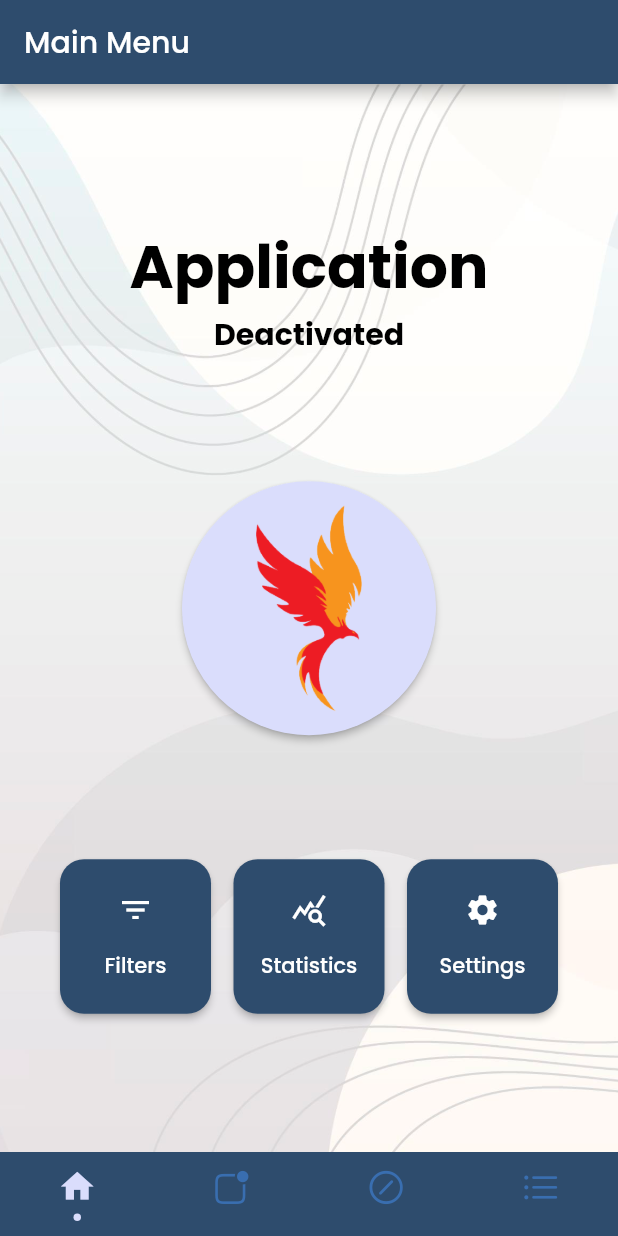
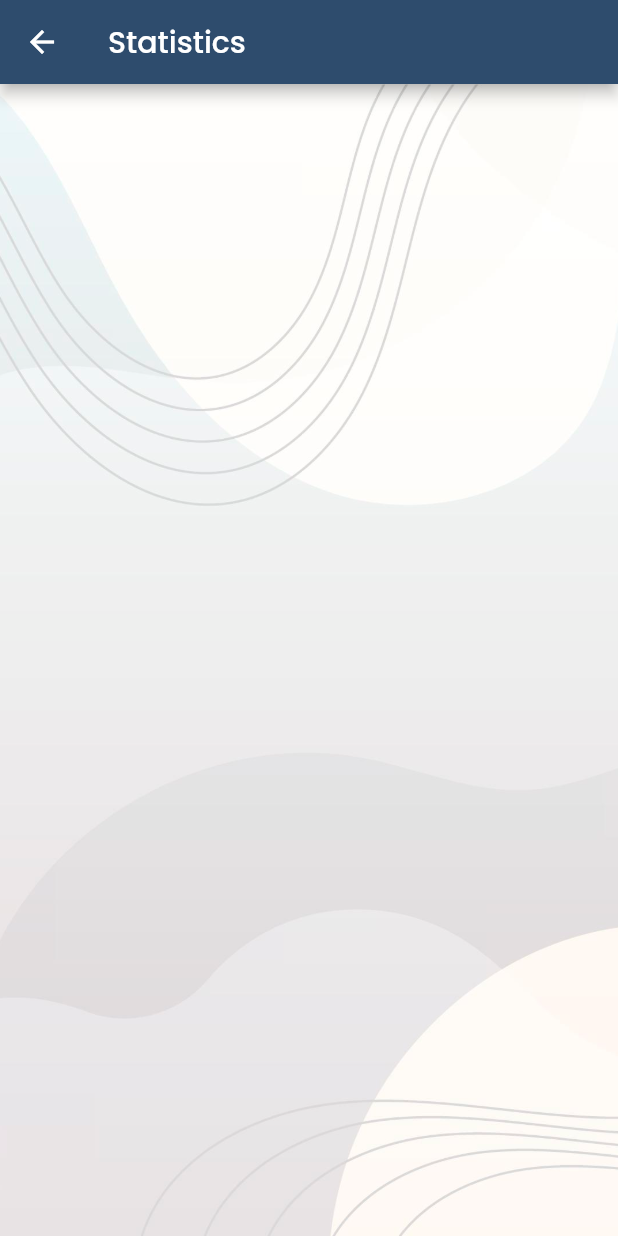
Before and after one commit to harunalbayrak/graduation-app, a Flutter app: the screen it shows after launch, after a tap on "Statistics", on a phone screen of 412 x 824 dp. Run offline on Flutter 3.47's test engine with Material 2 defaults, Android fonts, the light colour scheme and no system bars; drawn by our look-alikes of auto_size_text, persistent_bottom_nav_bar; our stand-ins replace easy_localization; missing offline and left inert: flutter_gradient_colors; network calls fail.

Commit message:
Fix some spell issues

```diff
--- a/lib/constants/button_styles.dart
+++ b/lib/constants/button_styles.dart
@@ -6,11 +6,13 @@ final ButtonStyle buttonStyle = ButtonStyle(
   foregroundColor: MaterialStateProperty.all<Color>(Colors.blue),
   overlayColor: MaterialStateProperty.resolveWith<Color?>(
     (Set<MaterialState> states) {
-      if (states.contains(MaterialState.hovered))
+      if (states.contains(MaterialState.hovered)) {
         return Colors.blue.withOpacity(0.04);
+      }
       if (states.contains(MaterialState.focused) ||
-          states.contains(MaterialState.pressed))
+          states.contains(MaterialState.pressed)) {
         return Colors.blue.withOpacity(0.12);
+      }
       return null; // Defer to the widget's default.
     },
   ),
--- a/lib/main.dart
+++ b/lib/main.dart
@@ -1,5 +1,7 @@
 import 'package:flutter/material.dart';
 import 'package:graduation_app/ui/filters/filters.dart';
+import 'package:graduation_app/ui/statistics/statistics.dart';
+import 'package:graduation_app/ui/settings/settings.dart';
 import 'package:graduation_app/ui/home_page.dart';
 import 'package:graduation_app/ui/main_menu/main_menu.dart';
 import 'package:graduation_app/ui/applications/applications.dart';
@@ -37,14 +39,16 @@ class MyApp extends StatelessWidget {
       locale: context.locale,
       initialRoute: '/',
       routes: {
-        '/': (context) => HomePage(),
-        '/main_menu': (context) => MainMenu(),
-        '/applications': (context) => Applications(),
-        '/blocked_activities': (context) => BlockedActivities(),
-        '/blocked_activities_2': (context) => BlockedActivities2(),
-        '/activities': (context) => Activities(),
-        '/activities_2': (context) => Activities2(),
-        '/filters': (context) => Filters(),
+        '/': (context) => const HomePage(),
+        '/main_menu': (context) => const MainMenu(),
+        '/applications': (context) => const Applications(),
+        '/blocked_activities': (context) => const BlockedActivities(),
+        '/blocked_activities2': (context) => const BlockedActivities2(),
+        '/activities': (context) => const Activities(),
+        '/activities2': (context) => const Activities2(),
+        '/filters': (context) => const Filters(),
+        '/statistics': (context) => const Statistics(),
+        '/settings': (context) => const Settings(),
       },
       theme: denemeTheme,
     );
--- a/lib/ui/activities/activities.dart
+++ b/lib/ui/activities/activities.dart
@@ -8,7 +8,7 @@ import 'package:persistent_bottom_nav_bar/persistent-tab-view.dart';
 import 'package:graduation_app/widgets/build_background.dart';
 
 class Activities extends StatefulWidget {
-  Activities({Key? key}) : super(key: key);
+  const Activities({Key? key}) : super(key: key);
 
   @override
   _ActivitiesState createState() => _ActivitiesState();
@@ -54,8 +54,8 @@ class _ActivitiesState extends State<Activities> {
       onTap: () {
         pushNewScreenWithRouteSettings(
           context,
-          settings: const RouteSettings(name: "/blocked_activities_2"),
-          screen: Activities2(),
+          settings: const RouteSettings(name: "/blocked_activities2"),
+          screen: const Activities2(),
           withNavBar: true,
           pageTransitionAnimation: PageTransitionAnimation.cupertino,
         );
--- a/lib/ui/activities/activities_2.dart
+++ b/lib/ui/activities/activities_2.dart
@@ -3,10 +3,9 @@ import 'package:graduation_app/constants/box_decorations.dart';
 import 'package:graduation_app/widgets/build_background.dart';
 import 'package:graduation_app/widgets/list_tiles.dart';
 import 'package:graduation_app/widgets/padding_bold_text.dart';
-import 'package:graduation_app/constants/text_styles.dart';
 
 class Activities2 extends StatefulWidget {
-  Activities2({Key? key}) : super(key: key);
+  const Activities2({Key? key}) : super(key: key);
 
   @override
   _Activities2State createState() => _Activities2State();
--- a/lib/ui/applications/applications.dart
+++ b/lib/ui/applications/applications.dart
@@ -6,7 +6,7 @@ import 'package:auto_size_text/auto_size_text.dart';
 import 'package:graduation_app/widgets/build_background.dart';
 
 class Applications extends StatefulWidget {
-  Applications({Key? key}) : super(key: key);
+  const Applications({Key? key}) : super(key: key);
 
   @override
   _ApplicationsState createState() => _ApplicationsState();
--- a/lib/ui/blocked_activities/blocked_activities.dart
+++ b/lib/ui/blocked_activities/blocked_activities.dart
@@ -8,7 +8,7 @@ import 'package:persistent_bottom_nav_bar/persistent-tab-view.dart';
 import 'package:graduation_app/widgets/build_background.dart';
 
 class BlockedActivities extends StatefulWidget {
-  BlockedActivities({Key? key}) : super(key: key);
+  const BlockedActivities({Key? key}) : super(key: key);
 
   @override
   _BlockedActivitiesState createState() => _BlockedActivitiesState();
@@ -54,8 +54,8 @@ class _BlockedActivitiesState extends State<BlockedActivities> {
       onTap: () {
         pushNewScreenWithRouteSettings(
           context,
-          settings: const RouteSettings(name: "/blocked_activities_2"),
-          screen: BlockedActivities2(),
+          settings: const RouteSettings(name: "/blocked_activities2"),
+          screen: const BlockedActivities2(),
           withNavBar: true,
           pageTransitionAnimation: PageTransitionAnimation.cupertino,
         );
--- a/lib/ui/blocked_activities/blocked_activities_2.dart
+++ b/lib/ui/blocked_activities/blocked_activities_2.dart
@@ -3,10 +3,9 @@ import 'package:graduation_app/constants/box_decorations.dart';
 import 'package:graduation_app/widgets/build_background.dart';
 import 'package:graduation_app/widgets/list_tiles.dart';
 import 'package:graduation_app/widgets/padding_bold_text.dart';
-import 'package:graduation_app/constants/text_styles.dart';
 
 class BlockedActivities2 extends StatefulWidget {
-  BlockedActivities2({Key? key}) : super(key: key);
+  const BlockedActivities2({Key? key}) : super(key: key);
 
   @override
   _BlockedActivities2State createState() => _BlockedActivities2State();
--- a/lib/ui/filters/filters.dart
+++ b/lib/ui/filters/filters.dart
@@ -4,7 +4,7 @@ import 'package:graduation_app/widgets/build_background.dart';
 import 'package:graduation_app/widgets/list_tiles.dart';
 
 class Filters extends StatefulWidget {
-  Filters({Key? key}) : super(key: key);
+  const Filters({Key? key}) : super(key: key);
 
   @override
   _FiltersState createState() => _FiltersState();
--- a/lib/ui/home_page.dart
+++ b/lib/ui/home_page.dart
@@ -8,7 +8,7 @@ import 'package:graduation_app/constants/colors.dart';
 import 'package:persistent_bottom_nav_bar/persistent-tab-view.dart';
 
 class HomePage extends StatefulWidget {
-  HomePage({Key? key}) : super(key: key);
+  const HomePage({Key? key}) : super(key: key);
 
   @override
   _HomePageState createState() => _HomePageState();
@@ -18,7 +18,12 @@ class _HomePageState extends State<HomePage> {
   final PersistentTabController _controller =
       PersistentTabController(initialIndex: 0);
   List<Widget> _buildScreens() {
-    return [MainMenu(), Applications(), BlockedActivities(), Activities()];
+    return [
+      const MainMenu(),
+      const Applications(),
+      const BlockedActivities(),
+      const Activities()
+    ];
   }
 
   List<PersistentBottomNavBarItem> _navBarsItems() {
--- a/lib/ui/main_menu/main_menu.dart
+++ b/lib/ui/main_menu/main_menu.dart
@@ -3,12 +3,10 @@ import 'package:graduation_app/widgets/switch_button.dart';
 import 'package:graduation_app/widgets/rectangle_button.dart';
 import 'package:graduation_app/widgets/build_background.dart';
 import 'package:graduation_app/constants/text_styles.dart';
-import 'package:graduation_app/ui/filters/filters.dart';
 import 'package:auto_size_text/auto_size_text.dart';
-import 'package:persistent_bottom_nav_bar/persistent-tab-view.dart';
 
 class MainMenu extends StatefulWidget {
-  MainMenu({Key? key}) : super(key: key);
+  const MainMenu({Key? key}) : super(key: key);
 
   @override
   _MainMenuState createState() => _MainMenuState();
--- /dev/null
+++ b/lib/ui/statistics/statistics.dart
@@ -0,0 +1,28 @@
+import 'package:flutter/material.dart';
+import 'package:graduation_app/widgets/build_background.dart';
+
+class Statistics extends StatefulWidget {
+  const Statistics({Key? key}) : super(key: key);
+
+  @override
+  _StatisticsState createState() => _StatisticsState();
+}
+
+class _StatisticsState extends State<Statistics> {
+  @override
+  Widget build(BuildContext context) {
+    return Scaffold(
+      appBar: AppBar(title: const Text('Statistics')),
+      body: Stack(
+        children: [
+          buildBackground(),
+          buildContainer(),
+        ],
+      ),
+    );
+  }
+
+  Widget buildContainer() {
+    return Container();
+  }
+}
--- a/lib/widgets/applications_list_tile.dart
+++ b/lib/widgets/applications_list_tile.dart
@@ -4,13 +4,13 @@ import 'package:graduation_app/constants/colors.dart';
 
 Widget applicationsListTile(IconData iconData, String text1, String text2) {
   return ListTile(
-    contentPadding: EdgeInsets.fromLTRB(15, 0, 0, 0),
+    contentPadding: const EdgeInsets.fromLTRB(15, 0, 0, 0),
     leading: Icon(
       iconData,
       color: gray,
     ),
     title: Text(text1, style: textStyle2),
     subtitle: Text(text2, style: textStyle2),
-    visualDensity: VisualDensity(horizontal: 0, vertical: -4),
+    visualDensity: const VisualDensity(horizontal: 0, vertical: -4),
   );
 }
--- a/lib/widgets/rectangle_button.dart
+++ b/lib/widgets/rectangle_button.dart
@@ -2,6 +2,8 @@ import 'package:flutter/material.dart';
 import 'package:graduation_app/constants/colors.dart';
 import 'package:persistent_bottom_nav_bar/persistent-tab-view.dart';
 import 'package:graduation_app/ui/filters/filters.dart';
+import 'package:graduation_app/ui/statistics/statistics.dart';
+import 'package:graduation_app/ui/settings/settings.dart';
 
 Widget rectangleButton(
     BuildContext context, String str, IconData iconData, int val) {
@@ -19,7 +21,25 @@ Widget rectangleButton(
             pushNewScreenWithRouteSettings(
               context,
               settings: const RouteSettings(name: "/filters"),
-              screen: Filters(),
+              screen: const Filters(),
+              withNavBar: true,
+              pageTransitionAnimation: PageTransitionAnimation.cupertino,
+            );
+            break;
+          case 2:
+            pushNewScreenWithRouteSettings(
+              context,
+              settings: const RouteSettings(name: "/statistics"),
+              screen: const Statistics(),
+              withNavBar: true,
+              pageTransitionAnimation: PageTransitionAnimation.cupertino,
+            );
+            break;
+          case 3:
+            pushNewScreenWithRouteSettings(
+              context,
+              settings: const RouteSettings(name: "/settings"),
+              screen: const Settings(),
               withNavBar: true,
               pageTransitionAnimation: PageTransitionAnimation.cupertino,
             );
```
Also changed, not shown: lib/ui/settings/settings.dart (added, +28 -0 lines).
